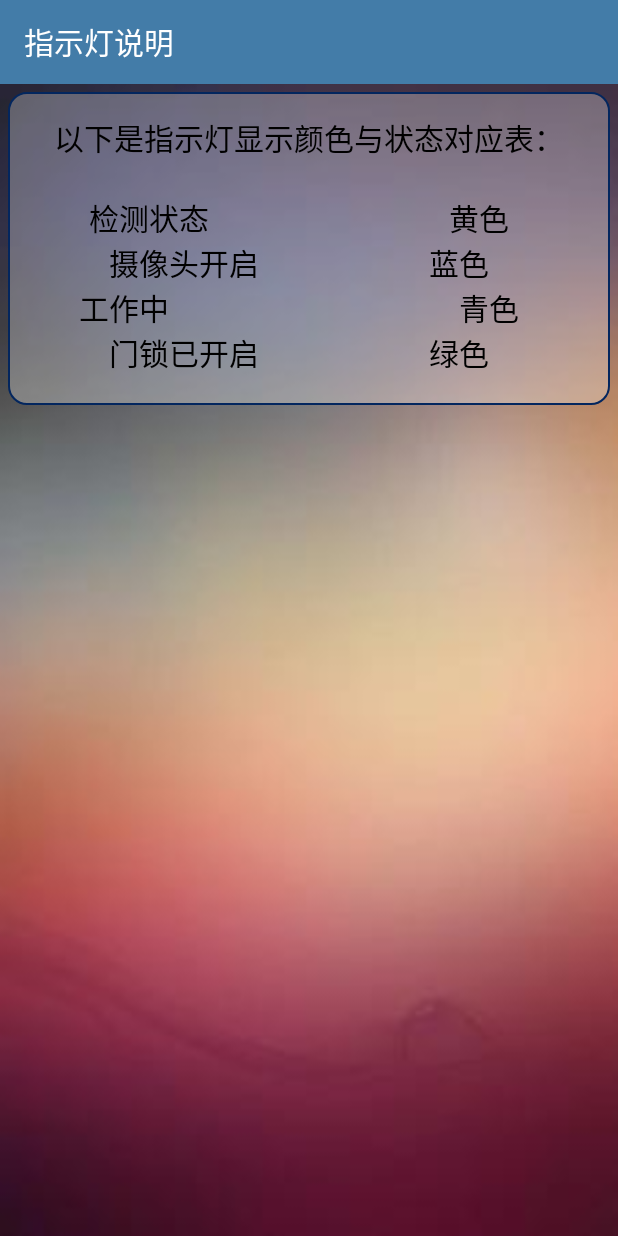
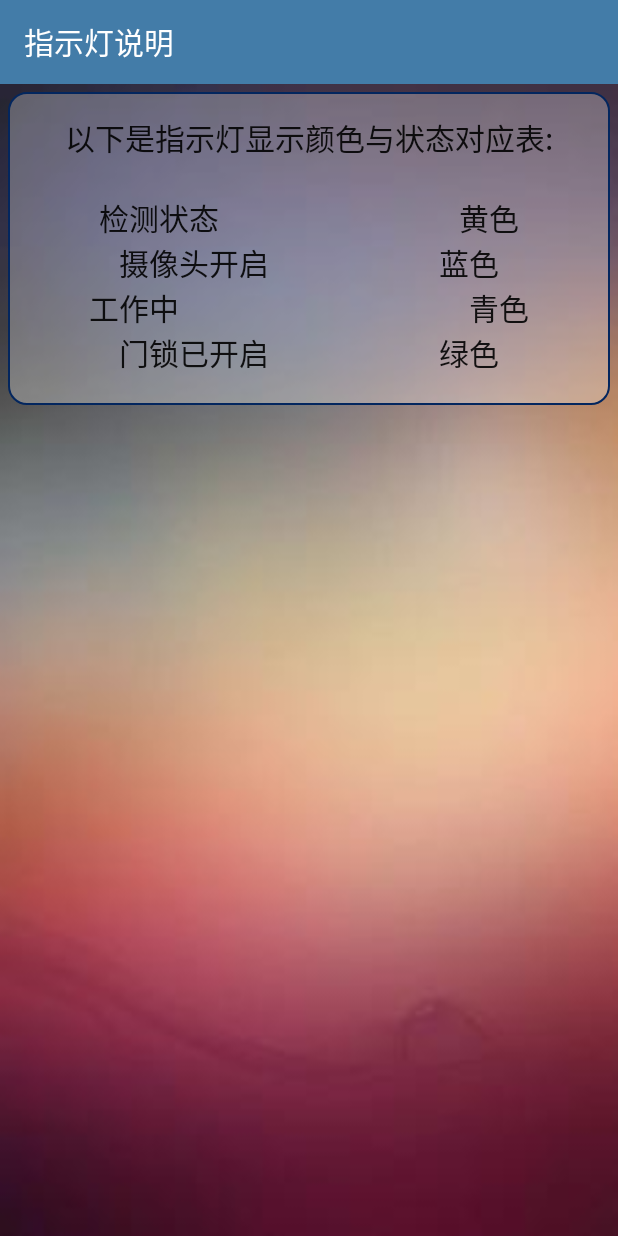
Before and after one commit to aow-otto/Intelligent-Door-Lock, an Android app: the IndicatorLightActivity screen opened directly, with no data from a screen before it, on a phone screen of 412 x 824 dp. Run offline under Robolectric (Android 15) with nearby library versions, the phone set to English and light mode, and no system bars.

Commit message:
默认更改列表

```diff
--- a/app/src/main/res/layout/indicator_light_introduction.xml
+++ b/app/src/main/res/layout/indicator_light_introduction.xml
@@ -25,7 +25,7 @@
             android:layout_width="match_parent"
             android:layout_height="wrap_content"
             android:text="@string/indicator_light_introduction"
-            android:textColor="#000000"
+            android:textColor="#E4000000"
             android:background="@drawable/listview"
             android:layout_marginTop="5dp"
             android:layout_marginLeft="5dp"
--- a/app/src/main/res/values/strings.xml
+++ b/app/src/main/res/values/strings.xml
@@ -18,8 +18,8 @@
     <string name="zhishideng">指示灯说明</string>
     <string name="quxiaodingshikaiguanji">取消定时开关机</string>
     <string name="indicator_light_introduction">
-        以下是指示灯显示颜色与状态对应表：\n
-        \n检测状态\t\t\t\t\t\t\t\t\t\t\t\t黄色\t\n摄像头开启\t\t\t\t\t\t\t\t\t蓝色\t\n工作中\t\t\t\t\t\t\t\t\t\t\t\t\t\t\t青色\t\n门锁已开启\t\t\t\t\t\t\t\t\t绿色\t
+        以下是指示灯显示颜色与状态对应表:\n
+        \n检测状态\t\t\t\t\t\t\t\t\t\t\t\t黄色\n摄像头开启\t\t\t\t\t\t\t\t\t蓝色\n工作中\t\t\t\t\t\t\t\t\t\t\t\t\t\t\t青色\n门锁已开启\t\t\t\t\t\t\t\t\t绿色
     </string>
     <string name="aboutus">关于我们</string>
 </resources>
```
